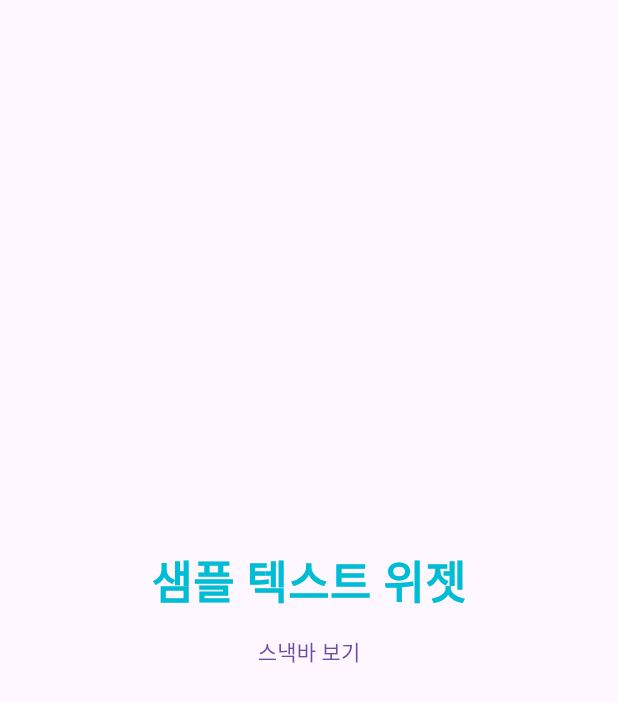
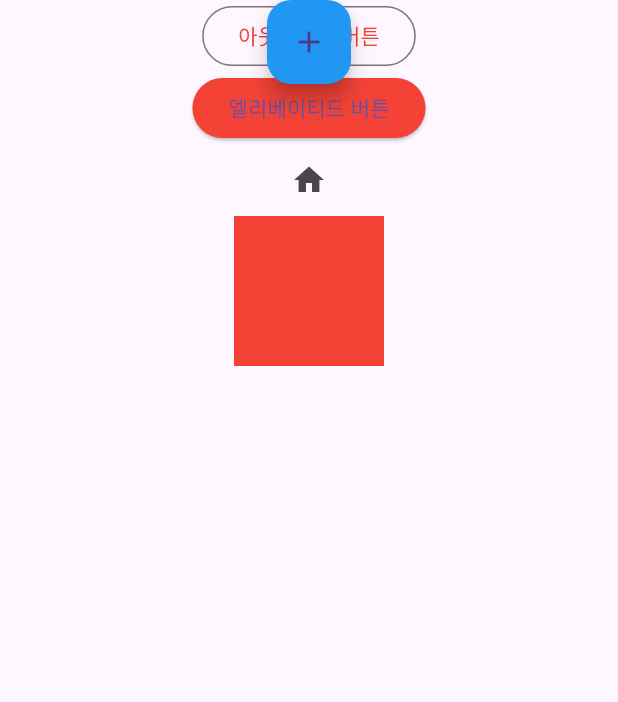
Before and after one commit to Yuu-Yur/Flutter_Test_Busanit501, a Flutter app: the screen it shows after launch, on a phone screen of 412 x 824 dp. Shown: the top 702 px of the screen. Run offline on Flutter 3.47's test engine with Material 3 defaults, Android fonts, the phone set to English and light mode, and no system bars.

Commit message:
1교시, 플러터 위젯 예제 확인, 아웃라인 버튼, 엘리베이션 버튼, 스낵바 알림창, 아이콘 버튼, 플로팅 액션 버튼 확인

```diff
--- a/lib/main.dart
+++ b/lib/main.dart
@@ -5,7 +5,7 @@ void main() {
 }
 class MyApp extends StatelessWidget {
   const MyApp({super.key});
-
+////////////////////////////////////////////
   void _showSnackBar(BuildContext context) {
     final snackBar = SnackBar(
       content: Text('스낵바가 표시되었습니다!!!!!!'), // 스낵바 안에 표시할 텍스트
@@ -36,40 +36,92 @@ class MyApp extends StatelessWidget {
     // ScaffoldMessenger를 통해 현재 context에 SnackBar 표시
     ScaffoldMessenger.of(context).showSnackBar(snackBar);
   }
+  ////////////////////////////////////////////
 
   @override
   Widget build(BuildContext context) {
     return MaterialApp(
       home: Scaffold(
+        // 이 위치에 플로팅 액션 버튼을 위치 하기.
+        floatingActionButton: FloatingActionButton(
+          onPressed: () {
+            // 버튼 클릭 시 실행할 코드
+          },
+          child: Icon(Icons.add), // 버튼 내부 아이콘
+          backgroundColor: Colors.blue, // 배경색
+          tooltip: '추가', // 툴팁 텍스트 (길게 누를 때 표시)
+          elevation: 6.0, // 그림자 깊이
+        ),
+        floatingActionButtonLocation: FloatingActionButtonLocation.centerTop,
         body: Column(
-          mainAxisAlignment: MainAxisAlignment.center,
           children: [
-            Center(
-              child: Text("샘플 텍스트 위젯",
-              style: TextStyle(
-                fontSize: 30.0,
-                fontWeight: FontWeight.w800,
-                color: Colors.cyan
-              ),),
+            Builder(
+              builder: (context) {
+                return Center(
+                  child: OutlinedButton(
+                    // 클릭 시 실행할 함수
+                    onPressed: () =>  _showSnackBar(context),
+                    // 버튼 스타일 지정
+                    style: OutlinedButton.styleFrom(
+                      foregroundColor: Colors.red,
+                    ),
+                    // 버튼에 넣을 위젯
+                    child: Text('아웃라인드 버튼'),
+                  ),
+                );
+              }
             ),
-            // TextButton(
-            //     onPressed: () => {
-            //       ScaffoldMessenger.of(context).showSnackBar(
-            //         const SnackBar(content: Text("샘플 스낵바 표시"))
-            //       )
-            //     }, // 스낵바 이용
-            //     style: TextButton.styleFrom(
-            //       foregroundColor: Colors.amber,
-            //       backgroundColor: Colors.blue
-            //     ),
-            //     child: Text('샘플 텍스트 버튼')
-            // )
-            Center(
-              child: Builder(
-                builder: (context) => TextButton(
-                  onPressed: () => _showSnackBar(context),
-                  child: const Text('스낵바 보기'),
+            Builder(
+              builder: (context) {
+                return ElevatedButton(
+                  // 클릭 시 실행할 함수
+                  onPressed: () =>  _showSnackBar(context),
+                  // 버튼 스타일 지정
+                  style: ElevatedButton.styleFrom(
+                    backgroundColor: Colors.red,
+                  ),
+                  // 버튼에 넣을 위젯
+                  child: Text('엘리베이티드 버튼'),
+                );
+              }
+            ),
+            IconButton(
+                onPressed: () {},
+                icon: Icon(
+// ① 플러터에서 기본으로 제공하는 아이콘입니다.
+// 제공되는 아이콘 목록은 다음 링크에서 확인해볼 수 있습니다.
+// https://fonts.google.com/icons
+                    Icons.home)),
+            GestureDetector(
+              // 한 번 탭했을 때 실행할 함수
+              // onTap: () {
+              //   // 출력 결과는 안드로이드 스튜디오의 [Run] 탭에서 확인 가능합니다.
+              //   print('on tap');
+              // },
+              // // 두 번 탭했을 때 실행할 함수
+              // onDoubleTap: () {
+              //   print('on double tap');
+              // },
+              // // 길게 눌렀을 때 실행할 함수
+              // onLongPress: () {
+              //   print('on long press');
+              // },
+              onPanStart : (details) {
+                print('on onPanStart start');
+              },
+              onPanUpdate: (details) {
+                print('onPanUpdate ');
+              },
+              onPanEnd : (details) {
+                print('onPanEnd ');
+              },
+              // 제스처를 적용할 위젯
+              child: Container(
+                decoration: BoxDecoration(
+                  color: Colors.red,
                 ),
+                width: 100.0,
+                height: 100.0,
               ),
             ),
           ],
```
Also changed, not shown: lib/main_ch6_basic2.dart (added, +85 -0 lines).
